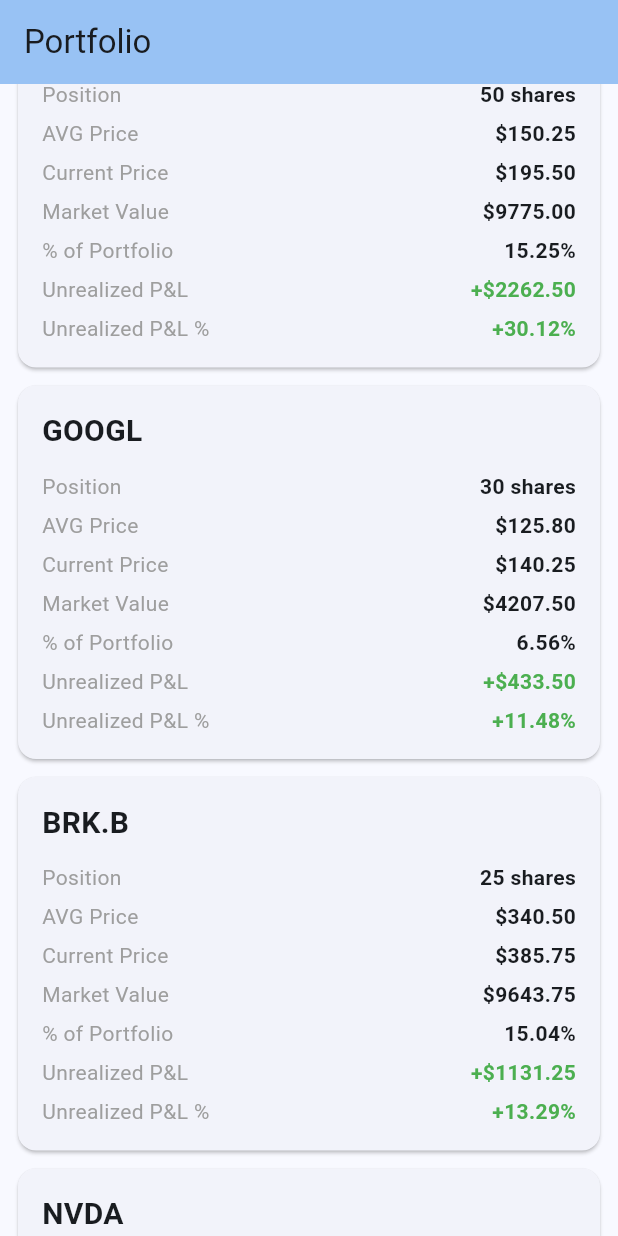
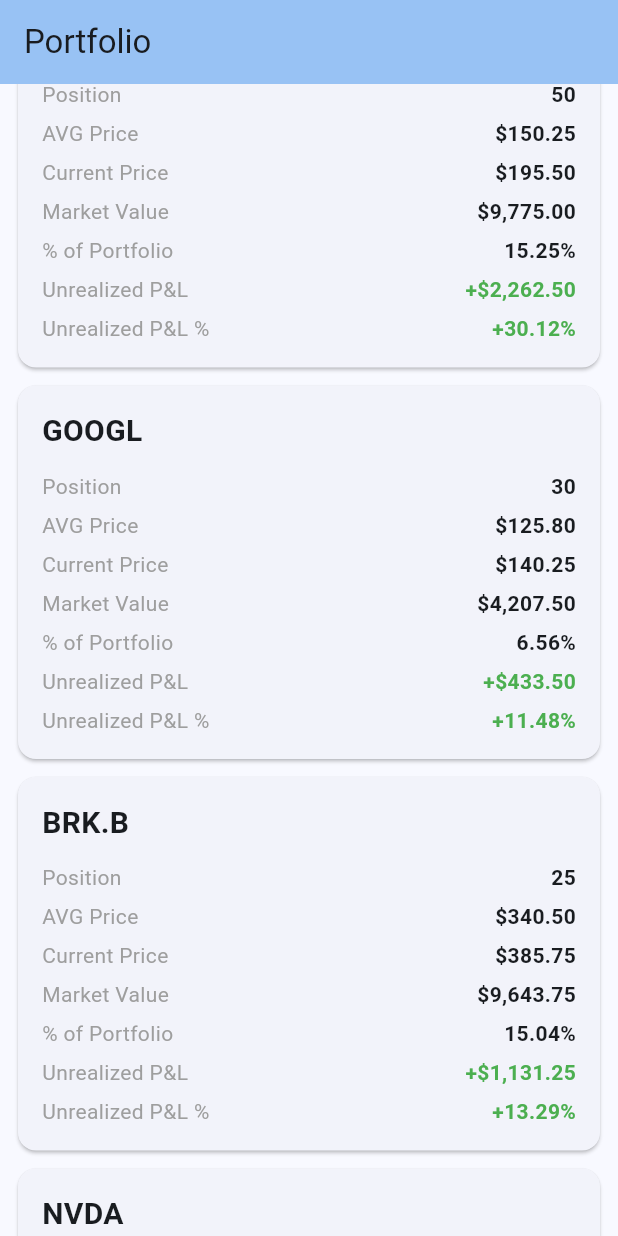
Before and after one commit to arlindiDev/stonks, a Flutter app: the screen it shows after launch, scrolled down 576 dp, on a phone screen of 412 x 824 dp. Run offline on Flutter 3.47's test engine with Material 3 defaults, Android fonts, the phone set to English and light mode, and no system bars; our stand-ins replace fl_chart.

Commit message:
feat: format currencies, numbers and percentages

```diff
--- a/lib/features/presentation/portfolio_chart_card.dart
+++ b/lib/features/presentation/portfolio_chart_card.dart
@@ -1,6 +1,7 @@
 import 'package:flutter/material.dart';
 import 'package:fl_chart/fl_chart.dart';
 import '../mock_data.dart';
+import '../utils/formatters.dart';
 
 class PortfolioChartCard extends StatefulWidget {
   final PortfolioChart chart;
@@ -37,7 +38,7 @@ class _PortfolioChartCardState extends State<PortfolioChartCard> {
                   crossAxisAlignment: CrossAxisAlignment.start,
                   children: [
                     Text(
-                      '\$${periodData.latestPrice.toStringAsFixed(2)}',
+                      Formatters.currency(periodData.latestPrice),
                       style: const TextStyle(
                         fontSize: 28,
                         fontWeight: FontWeight.bold,
@@ -45,7 +46,7 @@ class _PortfolioChartCardState extends State<PortfolioChartCard> {
                     ),
                     const SizedBox(height: 4),
                     Text(
-                      '${isPositive ? '+' : '-'}\$${periodData.unrealizedPL.abs().toStringAsFixed(2)} (${isPositive ? '+' : ''}${periodData.unrealizedPLPercent.toStringAsFixed(2)}%)',
+                      '${Formatters.currencyWithSign(periodData.unrealizedPL)} (${Formatters.percentWithSign(periodData.unrealizedPLPercent)})',
                       style: TextStyle(
                         fontSize: 14,
                         fontWeight: FontWeight.w600,
--- a/lib/features/presentation/portfolio_item_card.dart
+++ b/lib/features/presentation/portfolio_item_card.dart
@@ -1,5 +1,6 @@
 import 'package:flutter/material.dart';
 import '../mock_data.dart';
+import '../utils/formatters.dart';
 
 class PortfolioItemCard extends StatelessWidget {
   final PortfolioItem item;
@@ -31,29 +32,29 @@ class PortfolioItemCard extends StatelessWidget {
             const SizedBox(height: 12),
 
             // Position
-            _buildRow('Position', '${item.position.toStringAsFixed(0)} shares'),
+            _buildRow('Position', Formatters.shares(item.position)),
             const SizedBox(height: 6),
 
             // Average Price
-            _buildRow('AVG Price', '\$${item.avgPrice.toStringAsFixed(2)}'),
+            _buildRow('AVG Price', Formatters.currency(item.avgPrice)),
             const SizedBox(height: 6),
 
             // Current Price
-            _buildRow('Current Price', '\$${item.currentPrice.toStringAsFixed(2)}'),
+            _buildRow('Current Price', Formatters.currency(item.currentPrice)),
             const SizedBox(height: 6),
 
             // Market Value
-            _buildRow('Market Value', '\$${item.marketValue.toStringAsFixed(2)}'),
+            _buildRow('Market Value', Formatters.currency(item.marketValue)),
             const SizedBox(height: 6),
 
             // % of Portfolio
-            _buildRow('% of Portfolio', '${item.portfolioPercent.toStringAsFixed(2)}%'),
+            _buildRow('% of Portfolio', Formatters.percent(item.portfolioPercent)),
             const SizedBox(height: 6),
 
             // Unrealized P&L
             _buildRow(
               'Unrealized P&L',
-              '${isPositive ? '+' : '-'}\$${item.unrealizedPL.abs().toStringAsFixed(2)}',
+              Formatters.currencyWithSign(item.unrealizedPL),
               color: isPositive ? Colors.green : Colors.red,
             ),
             const SizedBox(height: 6),
@@ -61,7 +62,7 @@ class PortfolioItemCard extends StatelessWidget {
             // Unrealized P&L %
             _buildRow(
               'Unrealized P&L %',
-              '${isPositive ? '+' : '-'}${item.unrealizedPLPercent.abs().toStringAsFixed(2)}%',
+              Formatters.percentWithSign(item.unrealizedPLPercent),
               color: isPositive ? Colors.green : Colors.red,
             ),
           ],
--- a/lib/features/presentation/portfolio_total_card.dart
+++ b/lib/features/presentation/portfolio_total_card.dart
@@ -1,5 +1,6 @@
 import 'package:flutter/material.dart';
 import '../mock_data.dart';
+import '../utils/formatters.dart';
 
 class PortfolioTotalCard extends StatelessWidget {
   final PortfolioTotal total;
@@ -28,7 +29,7 @@ class PortfolioTotalCard extends StatelessWidget {
             ),
             const SizedBox(height: 8),
             Text(
-              '\$${total.totalValue.toStringAsFixed(2)}',
+              Formatters.currency(total.totalValue),
               style: const TextStyle(
                 fontSize: 32,
                 fontWeight: FontWeight.bold,
--- /dev/null
+++ b/lib/features/utils/formatters.dart
@@ -0,0 +1,30 @@
+import 'package:intl/intl.dart';
+
+class Formatters {
+  static final _currencyFormatter = NumberFormat.currency(
+    symbol: '\$',
+    decimalDigits: 2,
+  );
+
+  static String currency(double value) {
+    return _currencyFormatter.format(value);
+  }
+
+  static String currencyWithSign(double value) {
+    final sign = value >= 0 ? '+' : '-';
+    return '$sign${_currencyFormatter.format(value.abs())}';
+  }
+
+  static String percent(double value, {int decimals = 2}) {
+    return '${value.toStringAsFixed(decimals)}%';
+  }
+
+  static String percentWithSign(double value, {int decimals = 2}) {
+    final sign = value >= 0 ? '+' : '';
+    return '$sign${value.toStringAsFixed(decimals)}%';
+  }
+
+  static String shares(double value) {
+    return value.toStringAsFixed(0);
+  }
+}
--- a/pubspec.yaml
+++ b/pubspec.yaml
@@ -35,6 +35,7 @@ dependencies:
   # Use with the CupertinoIcons class for iOS style icons.
   cupertino_icons: ^1.0.8
   fl_chart: ^1.1.1
+  intl: ^0.19.0
 
 dev_dependencies:
   flutter_test:
```
Also changed, not shown: pubspec.lock.
